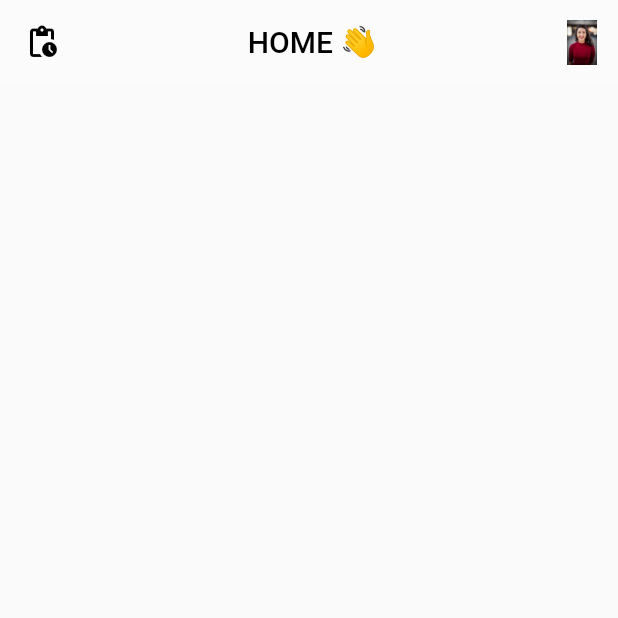
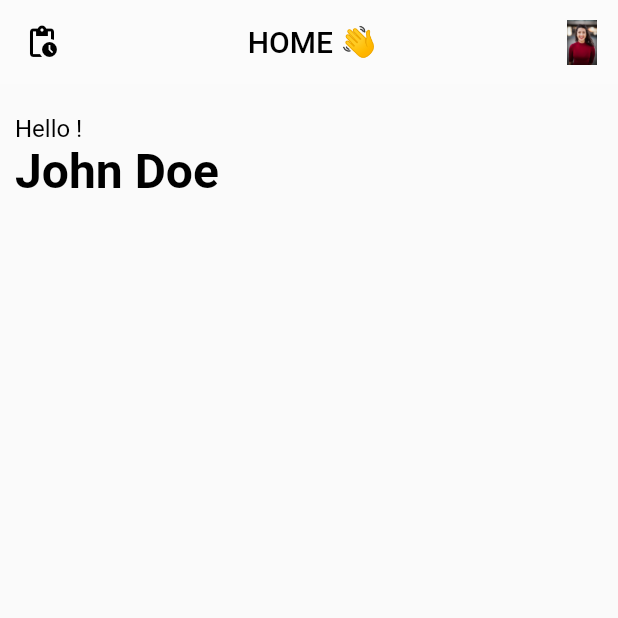
Before and after one commit to medabbassi/aflutterui, a Flutter app: the HomePage screen opened directly, on a phone screen of 412 x 824 dp, the top half of it. Run offline on Flutter 3.47's test engine with Material 2 defaults, Android fonts, the phone set to English and light mode, and no system bars; missing offline and left inert: floating_navbar.

Commit message:
add the username and text field

```diff
--- a/lib/main.dart
+++ b/lib/main.dart
@@ -83,6 +83,34 @@ class _HomePageState extends State<HomePage> {
           )
         ],
       ),
+      body: Center(
+          child: Padding(
+        padding: EdgeInsets.fromLTRB(10.0, 20.0, 5.0, 0.0),
+        child: Row(
+          mainAxisSize: MainAxisSize.max,
+          children: <Widget>[
+            Column(
+              crossAxisAlignment: CrossAxisAlignment.start,
+              children: <Widget>[
+                Text(
+                  "Hello ! ",
+                  style: TextStyle(
+                      fontSize: 16.0,
+                      fontWeight: FontWeight.normal,
+                      color: Colors.black),
+                ),
+                Text(
+                  "John Doe  ",
+                  style: TextStyle(
+                      fontSize: 32.0,
+                      fontWeight: FontWeight.bold,
+                      color: Colors.black),
+                ),
+              ],
+            ),
+          ],
+        ),
+      )),
     );
   }
 }
```
